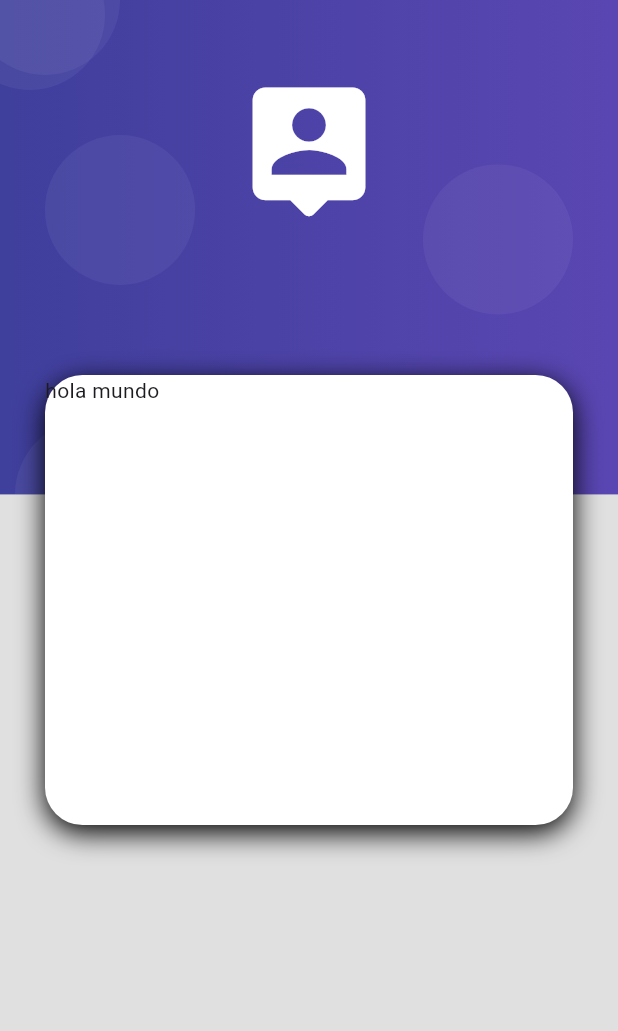
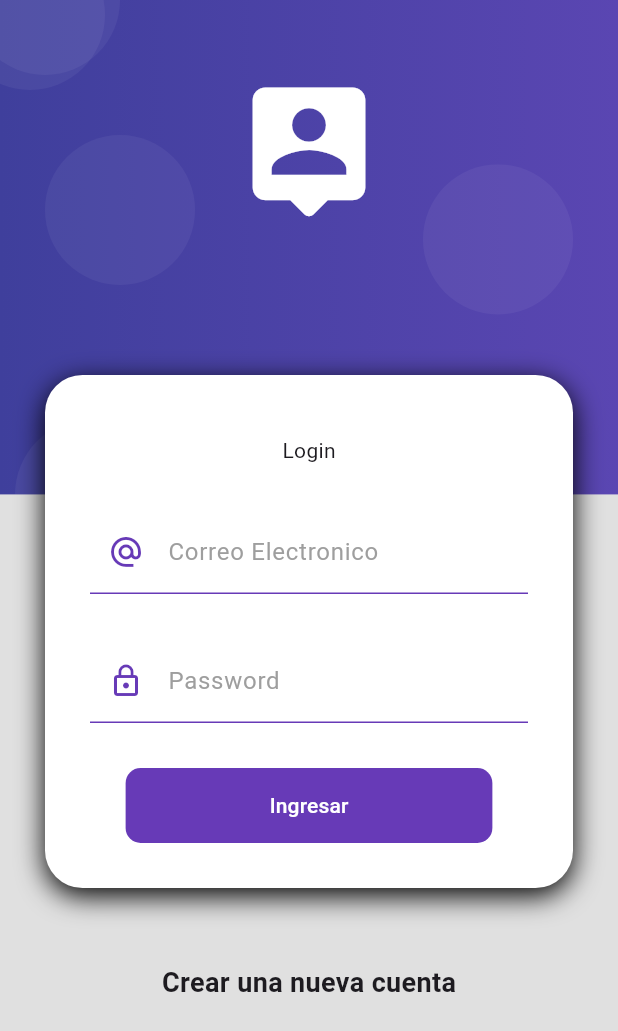
Before and after one commit to danielq/ui_sessions, a Flutter app: the screen it shows after launch, on a phone screen of 412 x 824 dp. Shown: the top 1031 px of the screen. Run offline on Flutter 3.47's test engine with Material 3 defaults, Android fonts, the phone set to English and light mode, and no system bars.

Commit message:
second commit

```diff
--- /dev/null
+++ b/devtools_options.yaml
@@ -0,0 +1,3 @@
+description: This file stores settings for Dart & Flutter DevTools.
+documentation: https://docs.flutter.dev/tools/devtools/extensions#configure-extension-enablement-states
+extensions:
--- /dev/null
+++ b/lib/providers/login_form_provider.dart
@@ -0,0 +1,13 @@
+import 'package:flutter/material.dart';
+import 'package:flutter/widgets.dart';
+
+class LoginFormProvider extends ChangeNotifier {
+  GlobalKey<FormState> formKey = GlobalKey<FormState>();
+  String email = '';
+  String password = '';
+
+  bool isValidForm() {
+    print(formKey.currentState?.validate());
+    return formKey.currentState?.validate() ?? false;
+  }
+}
--- a/lib/screens/login_screen.dart
+++ b/lib/screens/login_screen.dart
@@ -1,21 +1,108 @@
 import 'package:flutter/material.dart';
+import 'package:provider/provider.dart';
+import 'package:ui_sesion/providers/login_form_provider.dart';
 import 'package:ui_sesion/widgets/widgets.dart';
+import 'package:ui_sesion/ui/input_decorations.dart';
 
 class LoginScreen extends StatelessWidget {
   const LoginScreen({super.key});
 
   @override
   Widget build(BuildContext context) {
-    return const Scaffold(
+    return Scaffold(
       body: AuthBackgroud(
           child: SingleChildScrollView(
         child: Column(
           children: [
-            SizedBox(height: 250),
-            CardContainer(child: Text('hola mundo'))
+            const SizedBox(height: 250),
+            CardContainer(
+                child: Column(
+              children: [
+                const SizedBox(height: 10),
+                const Text('Login'),
+                const SizedBox(height: 30),
+                ChangeNotifierProvider(
+                  create: (_) => LoginFormProvider(),
+                  child: _LoginForm(),
+                )
+              ],
+            )),
+            const SizedBox(height: 50),
+            const Text('Crear una nueva cuenta',
+                style: TextStyle(fontSize: 18, fontWeight: FontWeight.bold))
           ],
         ),
       )),
     );
   }
 }
+
+class _LoginForm extends StatelessWidget {
+  const _LoginForm();
+
+  @override
+  Widget build(BuildContext context) {
+    final loginForm = Provider.of<LoginFormProvider>(context);
+    return Container(
+      child: Form(
+          key: loginForm.formKey,
+          autovalidateMode: AutovalidateMode.onUserInteraction,
+          child: Column(
+            children: [
+              TextFormField(
+                autocorrect: false,
+                keyboardType: TextInputType.emailAddress,
+                decoration: InputDecorations.authInputDecoration(
+                    hintText: 'jhon.doe@correo.com',
+                    labelText: 'Correo Electronico',
+                    prefixIcon: Icons.alternate_email_outlined),
+                onChanged: (value) => loginForm.email,
+                validator: (value) {
+                  String pattern =
+                      r'^(([^<>()[\]\\.,;:\s@\"]+(\.[^<>()[\]\\.,;:\s@\"]+)*)|(\".+\"))@((\[[0-9]{1,3}\.[0-9]{1,3}\.[0-9]{1,3}\.[0-9]{1,3}\])|(([a-zA-Z\-0-9]+\.)+[a-zA-Z]{2,}))$';
+                  RegExp regExp = RegExp(pattern);
+                  return regExp.hasMatch(value ?? '')
+                      ? null
+                      : 'Formato de correo incorrecto';
+                },
+              ),
+              const SizedBox(height: 30),
+              TextFormField(
+                autocorrect: false,
+                obscureText: true,
+                keyboardType: TextInputType.visiblePassword,
+                decoration: InputDecorations.authInputDecoration(
+                    hintText: '*******',
+                    labelText: 'Password',
+                    prefixIcon: Icons.lock_outline),
+                onChanged: (value) => loginForm.password,
+                validator: (value) {
+                  return (value != null && value.length >= 6)
+                      ? null
+                      : 'La contraseña es incorrecta o debe tener 6 caracteres';
+                },
+              ),
+              const SizedBox(height: 30),
+              MaterialButton(
+                  shape: RoundedRectangleBorder(
+                      borderRadius: BorderRadius.circular(10)),
+                  disabledColor: Colors.grey,
+                  elevation: 0,
+                  color: Colors.deepPurple,
+                  child: Container(
+                    padding: const EdgeInsets.symmetric(
+                        horizontal: 80, vertical: 15),
+                    child: const Text(
+                      'Ingresar',
+                      style: TextStyle(color: Colors.white),
+                    ),
+                  ),
+                  onPressed: () {
+                    if (!loginForm.isValidForm()) return;
+                    Navigator.pushReplacementNamed(context, 'home');
+                  })
+            ],
+          )),
+    );
+  }
+}
--- /dev/null
+++ b/lib/ui/input_decorations.dart
@@ -0,0 +1,20 @@
+import 'package:flutter/material.dart';
+
+class InputDecorations {
+  static InputDecoration authInputDecoration(
+      {required String hintText,
+      required String labelText,
+      IconData? prefixIcon}) {
+    return InputDecoration(
+        enabledBorder: const UnderlineInputBorder(
+            borderSide: BorderSide(color: Colors.deepPurple)),
+        focusedBorder: const UnderlineInputBorder(
+            borderSide: BorderSide(color: Colors.deepPurple, width: 2)),
+        hintText: hintText,
+        labelText: labelText,
+        labelStyle: const TextStyle(color: Colors.grey),
+        prefixIcon: prefixIcon != null
+            ? Icon(prefixIcon, color: Colors.deepPurple)
+            : null);
+  }
+}
--- a/lib/widgets/card_container.dart
+++ b/lib/widgets/card_container.dart
@@ -10,7 +10,8 @@
       padding: const EdgeInsets.symmetric(horizontal: 30),
       child: Container(
         width: double.infinity,
-        height: 300,
+        padding: const EdgeInsets.all(30),
+        // height: 300,
         decoration: _createCardShape(),
         child: child,
       ),
```
Also changed, not shown: pubspec.yaml (+4 -12 lines), pubspec.lock.
